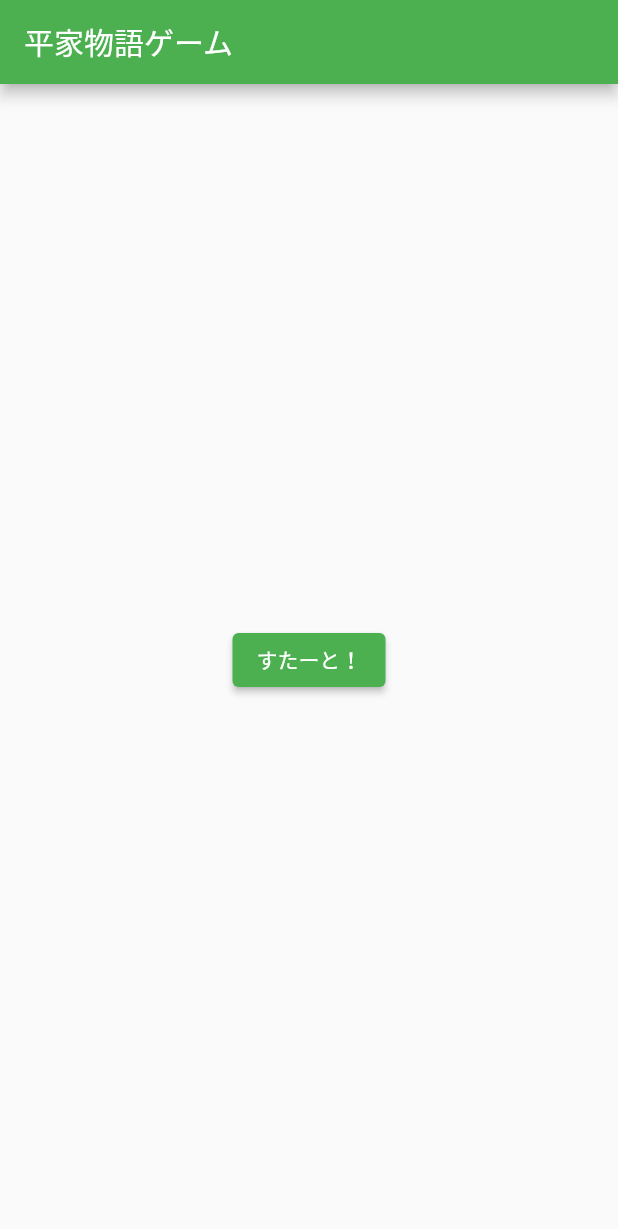
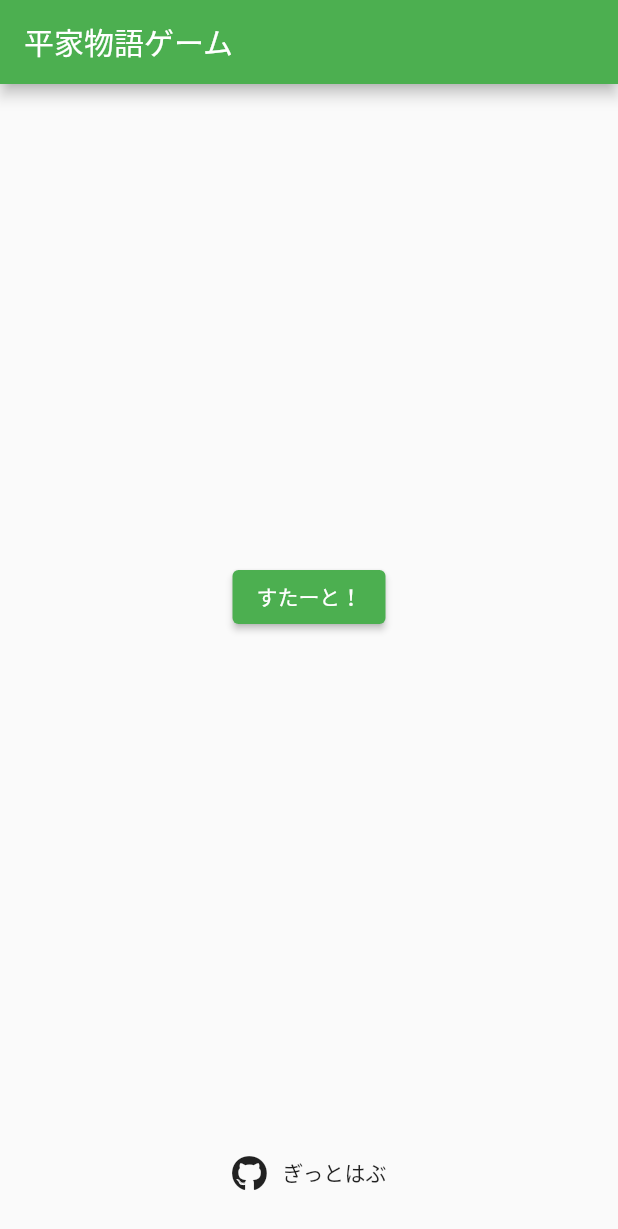
Before and after one commit to kuroyei/heikemonogatari_game, a Flutter app: the screen it shows after launch, on a phone screen of 412 x 824 dp. Shown: the top 1229 px of the screen. Run offline on Flutter 3.47's test engine with Material 2 defaults, Android fonts, the phone set to English and light mode, and no system bars; our stand-ins replace font_awesome_flutter, google_fonts, just_audio.

Commit message:
トップページに GitHub へのリンクを追加

```diff
--- a/lib/view/game_app.dart
+++ b/lib/view/game_app.dart
@@ -1,5 +1,7 @@
 import 'package:flutter/material.dart';
+import 'package:font_awesome_flutter/font_awesome_flutter.dart';
 import 'package:heikemonogatari_game/view/game_page.dart';
+import 'package:url_launcher/url_launcher.dart';
 
 class GameApp extends StatelessWidget {
   GameApp({Key? key}) : super(key: key);
@@ -10,7 +12,9 @@ class GameApp extends StatelessWidget {
       appBar: AppBar(
         title: Text("平家物語ゲーム"),
       ),
-      body: Center(
+      body: Column(
+        children: [
+          Expanded(
             child: Column(
               mainAxisAlignment: MainAxisAlignment.center,
               children: <Widget>[
@@ -25,6 +29,26 @@ class GameApp extends StatelessWidget {
                 ),
               ],
             )
+          ),
+          Padding(
+            padding: EdgeInsets.all(30),
+            child: GestureDetector(
+              onTap: () {
+                launchUrl(Uri.parse("https://github.com/kuroyei/heikemonogatari_game"));
+              },
+              child: Row(
+                mainAxisAlignment: MainAxisAlignment.center,
+                children: [
+                  Icon(FontAwesomeIcons.github),
+                  Padding(
+                    padding: EdgeInsets.only(left: 10),
+                    child: const Text("ぎっとはぶ")
+                  )
+                ],
+              ),
+            ),
+          ),
+        ],
       )
     );
   }
--- a/pubspec.yaml
+++ b/pubspec.yaml
@@ -34,6 +34,8 @@ dependencies:
   google_fonts: ^3.0.1
   just_audio: ^0.9.31
   firebase_core: ^2.4.1
+  font_awesome_flutter: ^10.3.0
+  url_launcher: ^6.1.7
 
   # The following adds the Cupertino Icons font to your application.
   # Use with the CupertinoIcons class for iOS style icons.
```
Also changed, not shown: pubspec.lock. Lines whose indentation alone changed are shown as unchanged.
